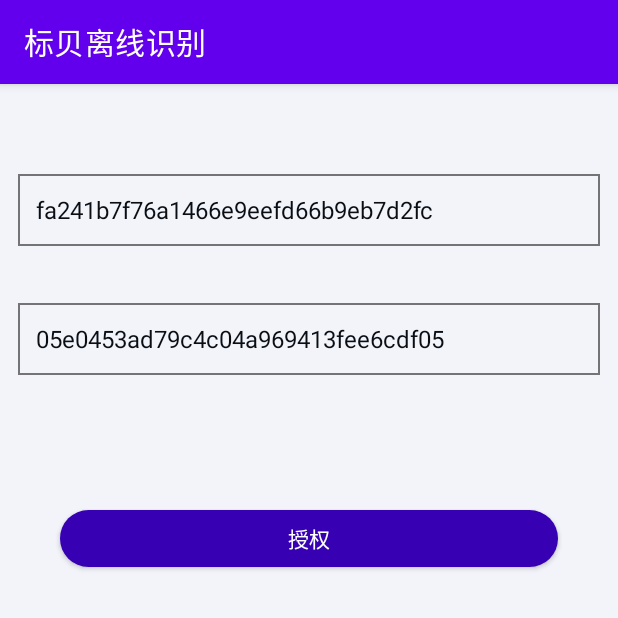
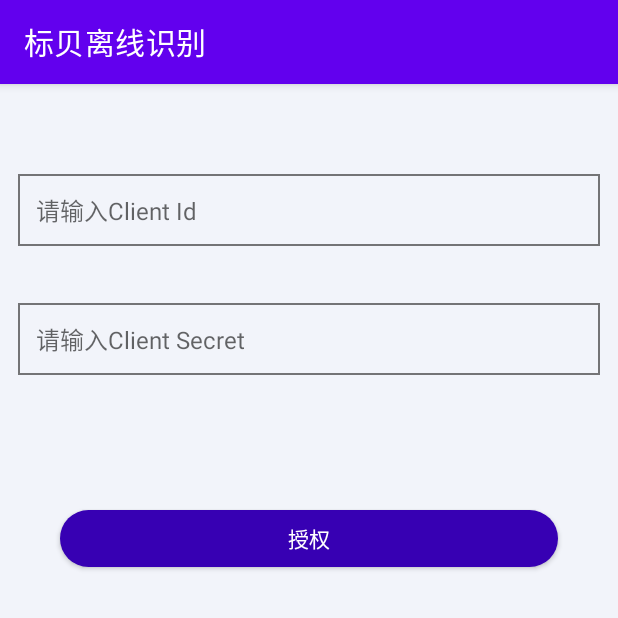
Before and after one commit to data-baker/OfflineAsrAndroid, an Android app: the AuthorizeActivity screen opened directly, with no data from a screen before it, on a phone screen of 412 x 824 dp, the top half of it. Run offline under Robolectric (Android 15) with nearby library versions, the phone set to English and light mode, and no system bars; libraries missing offline, so code that uses them is left out: com.databaker.offlineasr.

Commit message:
fix 1.1.1

```diff
--- a/app/src/main/res/layout/activity_authorize.xml
+++ b/app/src/main/res/layout/activity_authorize.xml
@@ -19,7 +19,7 @@
         android:hint="请输入Client Id"
         android:minHeight="48dp"
         android:paddingStart="12dp"
-        android:text="fa241b7f76a1466e9eefd66b9eb7d2fc"
+        android:text=""
         android:textColor="@color/text_color"
         android:textSize="16dp" />
 
@@ -31,7 +31,7 @@
         android:layout_marginTop="38dp"
         android:background="@drawable/bg_debug_input"
         android:hint="请输入Client Secret"
-        android:text="05e0453ad79c4c04a969413fee6cdf05"
+        android:text=""
         android:minHeight="48dp"
         android:paddingStart="12dp"
         android:textColor="@color/text_color"
```
